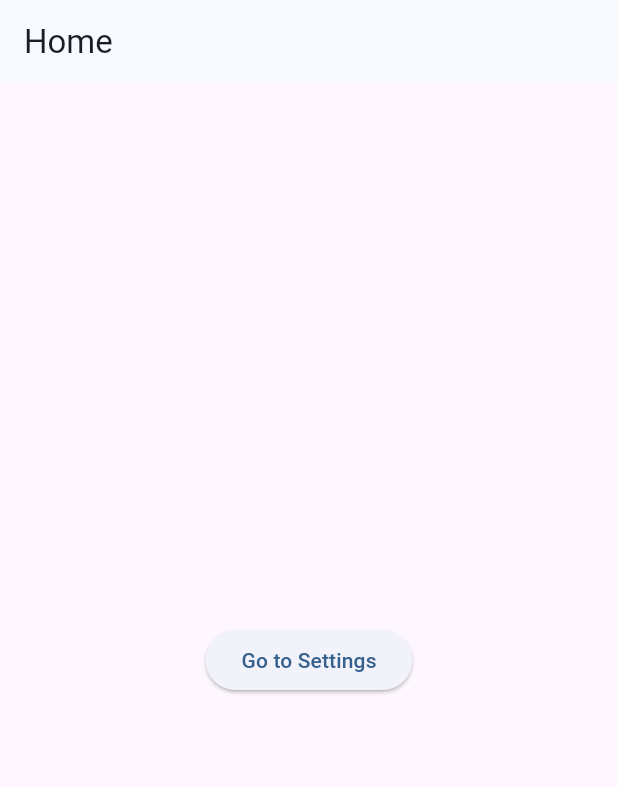
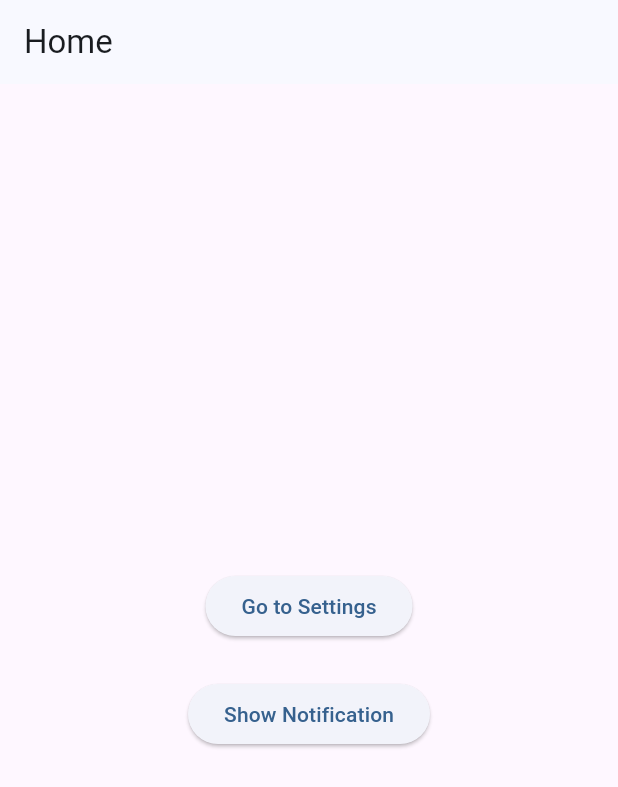
Before and after one commit to zkwokleung/flutter-app-template, a Flutter app: the screen it shows after launch, on a phone screen of 412 x 824 dp. Shown: the top 787 px of the screen. Run offline on Flutter 3.47's test engine with Material 3 defaults, Android fonts, the phone set to English and light mode, and no system bars; our stand-ins replace flutter_local_notifications, flutter_riverpod, go_router, shared_preferences, timezone; generated files the repository leaves out were written again.

Commit message:
feat: added notification feature

```diff
--- /dev/null
+++ b/lib/core/providers/local_notification_provider.dart
@@ -0,0 +1,7 @@
+import 'package:flutter_riverpod/flutter_riverpod.dart';
+import '../services/local_notification_service.dart';
+
+final localNotificationServiceProvider =
+    Provider<LocalNotificationService>((ref) {
+  return LocalNotificationService();
+});
--- a/lib/features/home/presentation/home_screen.dart
+++ b/lib/features/home/presentation/home_screen.dart
@@ -1,17 +1,37 @@
 import 'package:flutter/material.dart';
+import 'package:flutter_app_template/constants/app_spacing.dart';
+import 'package:flutter_app_template/core/providers/local_notification_provider.dart';
+import 'package:flutter_riverpod/flutter_riverpod.dart';
 import 'package:go_router/go_router.dart';
 
-class HomeScreen extends StatelessWidget {
+class HomeScreen extends ConsumerWidget {
   const HomeScreen({super.key});
 
   @override
-  Widget build(BuildContext context) {
+  Widget build(BuildContext context, WidgetRef ref) {
     return Scaffold(
       appBar: AppBar(title: const Text('Home')),
       body: Center(
-        child: ElevatedButton(
-          onPressed: () => context.push('/settings'),
-          child: const Text('Go to Settings'),
+        child: Column(
+          mainAxisAlignment: MainAxisAlignment.center,
+          spacing: AppSpacing.lg,
+          children: [
+            ElevatedButton(
+              onPressed: () => context.push('/settings'),
+              child: const Text('Go to Settings'),
+            ),
+            ElevatedButton(
+              onPressed: () {
+                final notification = ref.read(localNotificationServiceProvider);
+                notification.showNotification(
+                  id: 11,
+                  title: 'Hello',
+                  body: 'This is a notification from Home Screen',
+                );
+              },
+              child: const Text('Show Notification'),
+            ),
+          ],
         ),
       ),
     );
--- a/lib/main.dart
+++ b/lib/main.dart
@@ -1,8 +1,8 @@
 import 'package:flutter/material.dart';
-import 'package:flutter_riverpod/flutter_riverpod.dart';
-import 'app/app.dart';
+import 'package:flutter_app_template/bootstrap.dart';
 
 void main() async {
   WidgetsFlutterBinding.ensureInitialized();
-  runApp(const ProviderScope(child: App()));
+  final scope = await createAppScope();
+  runApp(scope);
 }
--- a/pubspec.yaml
+++ b/pubspec.yaml
@@ -22,6 +22,8 @@ dependencies:
   build_runner: ^2.4.15
   intl_utils: ^2.8.10
   intl: any
+  flutter_local_notifications: ^19.0.0
+  timezone: ^0.10.0
 
 dev_dependencies:
   flutter_test:
```
Also changed, not shown: lib/bootstrap.dart (added, +17 -0 lines), lib/core/services/local_notification_service.dart (added, +86 -0 lines), pubspec.lock, 3 other files.
